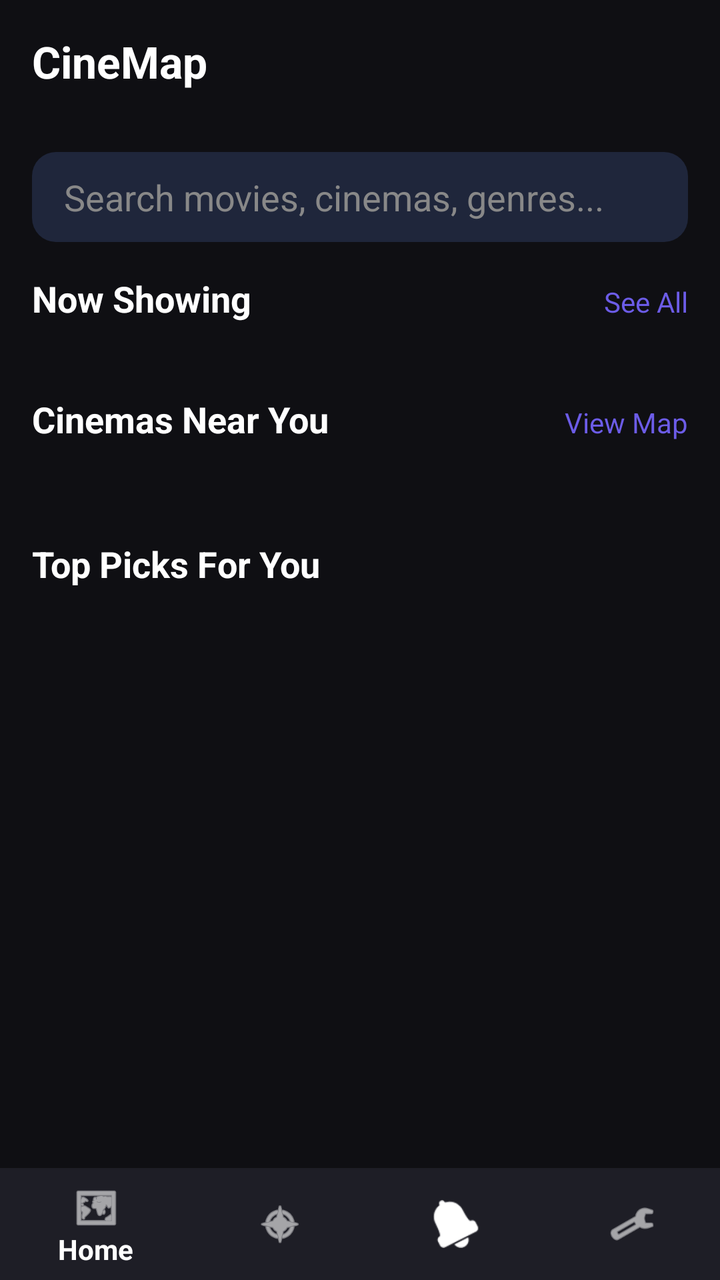
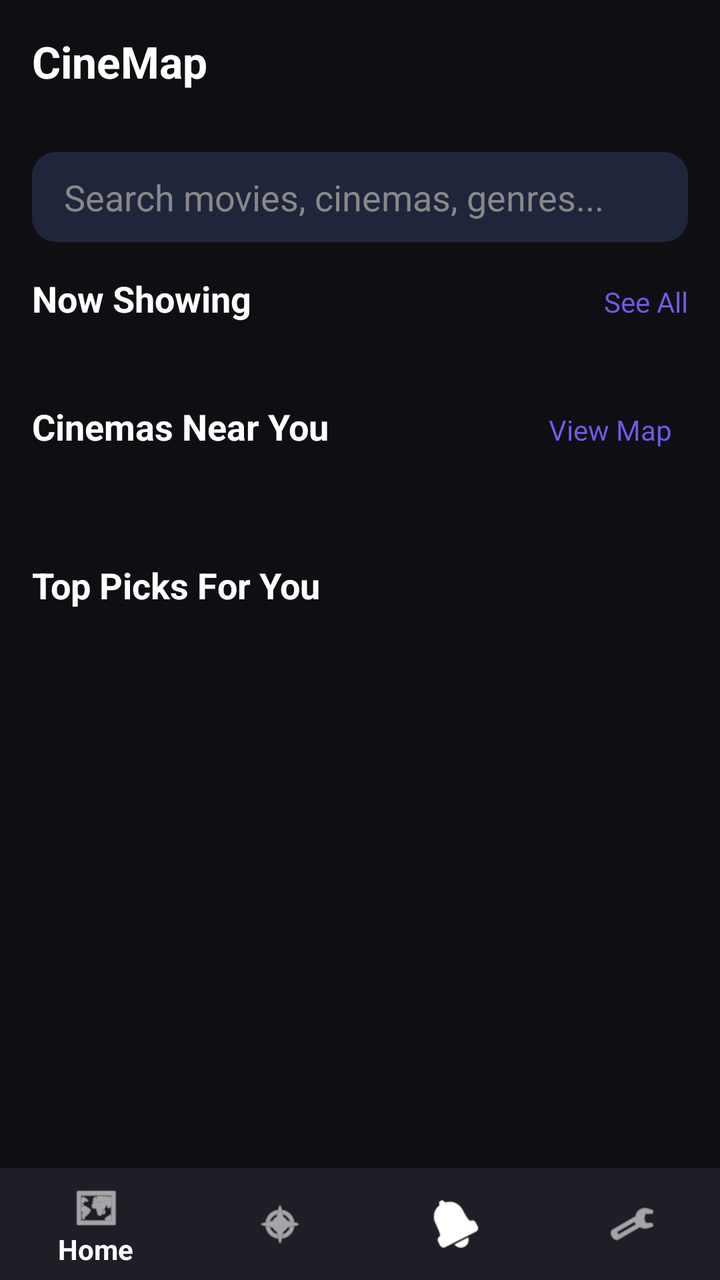

An Android layout rendered at two revisions. The XML below is the earlier revision; the diff shows what the commit changed to produce the second picture.
<!-- AndroidManifest.xml: application theme Theme.Cinemap -->
<!-- res/layout/activity_main.xml -->
<?xml version="1.0" encoding="utf-8"?>
<androidx.constraintlayout.widget.ConstraintLayout xmlns:android="http://schemas.android.com/apk/res/android"
    xmlns:app="http://schemas.android.com/apk/res-auto"
    android:layout_width="match_parent"
    android:layout_height="match_parent"
    android:background="#0F0F13">

    <ScrollView
        android:layout_width="0dp"
        android:layout_height="0dp"
        app:layout_constraintTop_toTopOf="parent"
        app:layout_constraintBottom_toTopOf="@id/bottomNav"
        app:layout_constraintStart_toStartOf="parent"
        app:layout_constraintEnd_toEndOf="parent">

        <LinearLayout
            android:layout_width="match_parent"
            android:layout_height="wrap_content"
            android:orientation="vertical">

            
            <LinearLayout
                android:layout_width="match_parent"
                android:layout_height="60dp"
                android:orientation="horizontal"
                android:gravity="center_vertical"
                android:padding="16dp">
                <TextView
                    android:layout_width="0dp"
                    android:layout_weight="1"
                    android:layout_height="wrap_content"
                    android:text="CineMap"
                    android:textColor="#FFFFFF"
                    android:textSize="22sp"
                    android:textStyle="bold"/>
            </LinearLayout>

            
            <EditText
                android:id="@+id/searchBar"
                android:layout_width="match_parent"
                android:layout_height="45dp"
                android:layout_margin="16dp"
                android:background="@drawable/bg_input_rounded"
                android:hint="Search movies, cinemas, genres..."
                android:paddingStart="16dp"
                android:textColorHint="#888"
                android:textColor="#FFFFFF"/>

            
            <LinearLayout
                android:layout_width="match_parent"
                android:layout_height="wrap_content"
                android:orientation="horizontal"
                android:paddingHorizontal="16dp">
                <TextView android:layout_width="0dp" android:layout_weight="1" android:layout_height="wrap_content" android:text="Now Showing" android:textColor="#FFFFFF" android:textSize="18sp" android:textStyle="bold"/>
                <TextView android:layout_width="wrap_content" android:layout_height="wrap_content" android:text="See All" android:textColor="#6C5CE7"/>
            </LinearLayout>

            <HorizontalScrollView
                android:layout_width="match_parent"
                android:layout_height="wrap_content"
                android:layout_marginTop="12dp">
                <LinearLayout
                    android:id="@+id/nowShowingRow"
                    android:layout_width="wrap_content"
                    android:layout_height="wrap_content"
                    android:orientation="horizontal"
                    android:paddingStart="16dp"/>
            </HorizontalScrollView>

            
            <LinearLayout
                android:layout_width="match_parent"
                android:layout_height="wrap_content"
                android:orientation="horizontal"
                android:layout_marginTop="24dp"
                android:paddingHorizontal="16dp">
                <TextView android:layout_width="0dp" android:layout_weight="1" android:layout_height="wrap_content" android:text="Cinemas Near You" android:textColor="#FFFFFF" android:textSize="18sp" android:textStyle="bold"/>
                <TextView android:layout_width="wrap_content" android:layout_height="wrap_content" android:text="View Map" android:textColor="#6C5CE7"/>
            </LinearLayout>

            <LinearLayout
                android:id="@+id/cinemasList"
                android:layout_width="match_parent"
                android:layout_height="wrap_content"
                android:orientation="vertical"
                android:padding="16dp"/>

            
            <TextView
                android:layout_width="match_parent"
                android:layout_height="wrap_content"
                android:text="Top Picks For You"
                android:textColor="#FFFFFF"
                android:textSize="18sp"
                android:textStyle="bold"
                android:paddingHorizontal="16dp"
                android:layout_marginTop="16dp"/>

            <HorizontalScrollView
                android:layout_width="match_parent"
                android:layout_height="wrap_content"
                android:layout_marginTop="12dp"
                android:layout_marginBottom="24dp">
                <LinearLayout
                    android:id="@+id/topPicksRow"
                    android:layout_width="wrap_content"
                    android:layout_height="wrap_content"
                    android:orientation="horizontal"
                    android:paddingStart="16dp"/>
            </HorizontalScrollView>
        </LinearLayout>
    </ScrollView>

    <com.google.android.material.bottomnavigation.BottomNavigationView
        android:id="@+id/bottomNav"
        android:layout_width="match_parent"
        android:layout_height="wrap_content"
        android:background="#1E1E26"
        app:itemIconTint="#FFFFFF"
        app:itemTextColor="#FFFFFF"
        app:layout_constraintBottom_toBottomOf="parent"
        app:menu="@menu/menu"/>

</androidx.constraintlayout.widget.ConstraintLayout>
<!-- resources referenced by this layout -->
<resources>
  <!-- drawable bg_input_rounded (drawable) -->
  <?xml version="1.0" encoding="utf-8"?>
  <shape xmlns:android="http://schemas.android.com/apk/res/android">
      <solid android:color="#1F263B"/>
      <corners android:radius="12dp"/>
  </shape>
  <style name="Theme.Cinemap" parent="Theme.AppCompat.DayNight.NoActionBar" />
</resources>

<!-- the commit's change to res/layout/activity_main.xml (unified diff, before → after) -->
@@ -76,8 +76,26 @@
                 android:orientation="horizontal"
                 android:layout_marginTop="24dp"
                 android:paddingHorizontal="16dp">
-                <TextView android:layout_width="0dp" android:layout_weight="1" android:layout_height="wrap_content" android:text="Cinemas Near You" android:textColor="#FFFFFF" android:textSize="18sp" android:textStyle="bold"/>
-                <TextView android:layout_width="wrap_content" android:layout_height="wrap_content" android:text="View Map" android:textColor="#6C5CE7"/>
+
+                <TextView
+                    android:layout_width="0dp"
+                    android:layout_weight="1"
+                    android:layout_height="wrap_content"
+                    android:text="Cinemas Near You"
+                    android:textColor="#FFFFFF"
+                    android:textSize="18sp"
+                    android:textStyle="bold"/>
+
+                <TextView
+                    android:id="@+id/btnViewMap"
+                    android:layout_width="wrap_content"
+                    android:layout_height="wrap_content"
+                    android:text="View Map"
+                    android:textColor="#6C5CE7"
+                    android:clickable="true"
+                    android:focusable="true"
+                    android:padding="8dp"/>
+
             </LinearLayout>
 
             <LinearLayout
